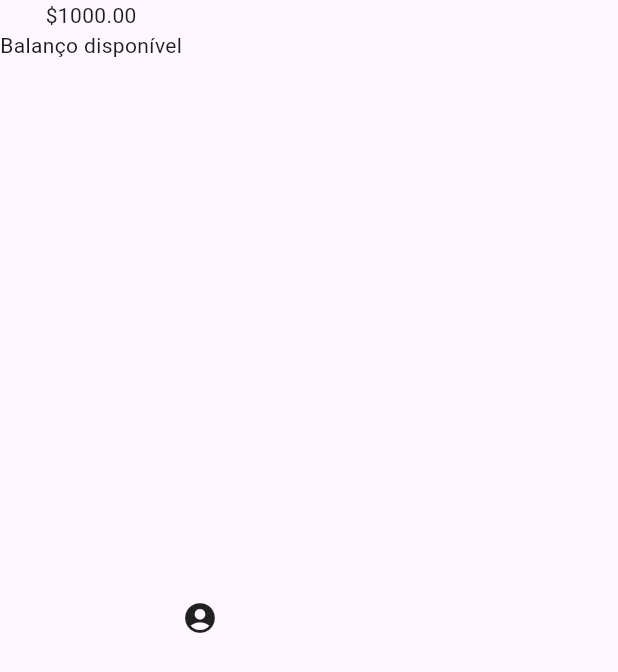
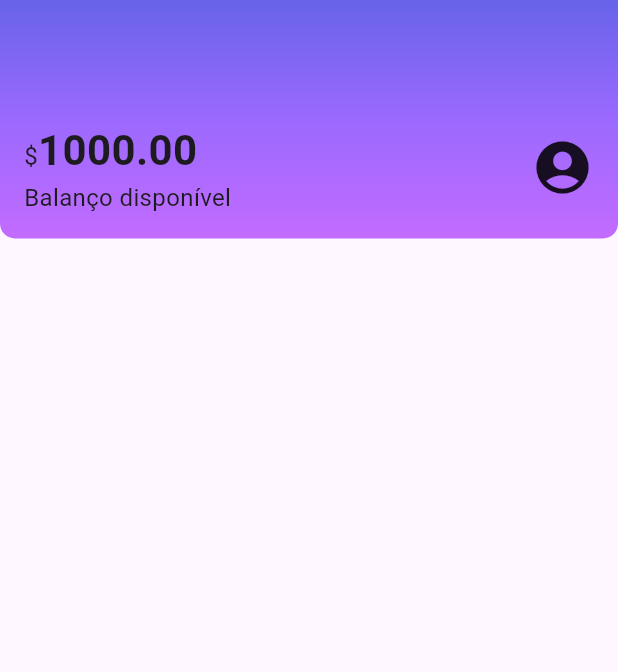
Before and after one commit to maxwelldantas/alura-alubank, a Flutter app: the screen it shows after launch, on a phone screen of 412 x 824 dp. Shown: the top 672 px of the screen. Run offline on Flutter 3.47's test engine with Material 3 defaults, Android fonts, the phone set to English and light mode, and no system bars.

Commit message:
Criando o header

```diff
--- a/lib/components/sections/header.dart
+++ b/lib/components/sections/header.dart
@@ -6,13 +6,48 @@
   @override
   Widget build(BuildContext context) {
     return Container(
-      child: Row(
-        children: <Widget>[
-          Column(
-            children: <Widget>[Text('\$1000.00'), Text('Balanço disponível')],
-          ),
-          Icon(Icons.account_circle),
-        ],
+      decoration: BoxDecoration(
+        gradient: LinearGradient(
+          begin: Alignment.topCenter,
+          end: Alignment.bottomCenter,
+          colors: <Color>[
+            Color.fromRGBO(103, 99, 234, 1.0),
+            Color.fromRGBO(155, 105, 254, 1.0),
+            Color.fromRGBO(195, 107, 255, 1.0)
+          ],
+        ),
+        borderRadius: BorderRadius.vertical(bottom: Radius.circular(10))
+      ),
+      child: Padding(
+        padding: const EdgeInsets.fromLTRB(16.0, 80.0, 16.0, 16.0),
+        child: Row(
+          mainAxisAlignment: MainAxisAlignment.spaceBetween,
+          children: <Widget>[
+            Column(
+              crossAxisAlignment: CrossAxisAlignment.start,
+              children: <Widget>[
+                // Text('\$1000.00', style: TextStyle(fontSize: 28, fontWeight: FontWeight.bold),),
+                Text.rich(
+                  TextSpan(
+                    text: '\$',
+                    style: TextStyle(fontSize: 16),
+                    children: <TextSpan>[
+                      TextSpan(
+                        text: '1000.00',
+                        style: TextStyle(
+                          fontSize: 28,
+                          fontWeight: FontWeight.bold,
+                        ),
+                      ),
+                    ],
+                  ),
+                ),
+                Text('Balanço disponível', style: TextStyle(fontSize: 16)),
+              ],
+            ),
+            Icon(Icons.account_circle, size: 42),
+          ],
+        ),
       ),
     );
   }
--- a/lib/screens/home.dart
+++ b/lib/screens/home.dart
@@ -6,7 +6,11 @@
 
   @override
   Widget build(BuildContext context) {
-    return Scaffold(body: Header(),
+    return Scaffold(body: Column(
+      children: <Widget>[
+        Header(),
+      ],
+    ),
     );
   }
 }
```
